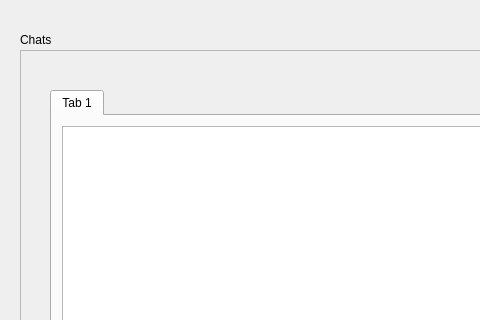
Above: Server/UIFiles/MainWindow.ui from oussema-fatnassi/CPPRT before the change; both pictures show x 0 to 480 and y 0 to 320 of the 1152 by 648 pixel window. Below: the same form after it.
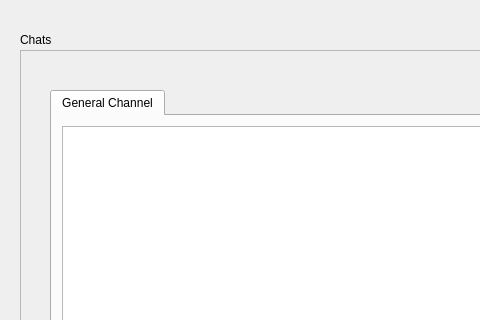
That is the form after the change.

Commit message: feat : show the messages sent in the general channel from the server side

What changed in the file:
```diff
--- a/Server/UIFiles/MainWindow.ui
+++ b/Server/UIFiles/MainWindow.ui
@@ -124,7 +124,7 @@
      </property>
      <widget class="QWidget" name="Client1">
       <attribute name="title">
-       <string>Tab 1</string>
+       <string>General Channel</string>
       </attribute>
       <widget class="QListWidget" name="listWidget_2">
        <property name="geometry">
```
Left out of the diff: 6 changed lines with no effect on the pictures. The commit also changes 4 other files.
